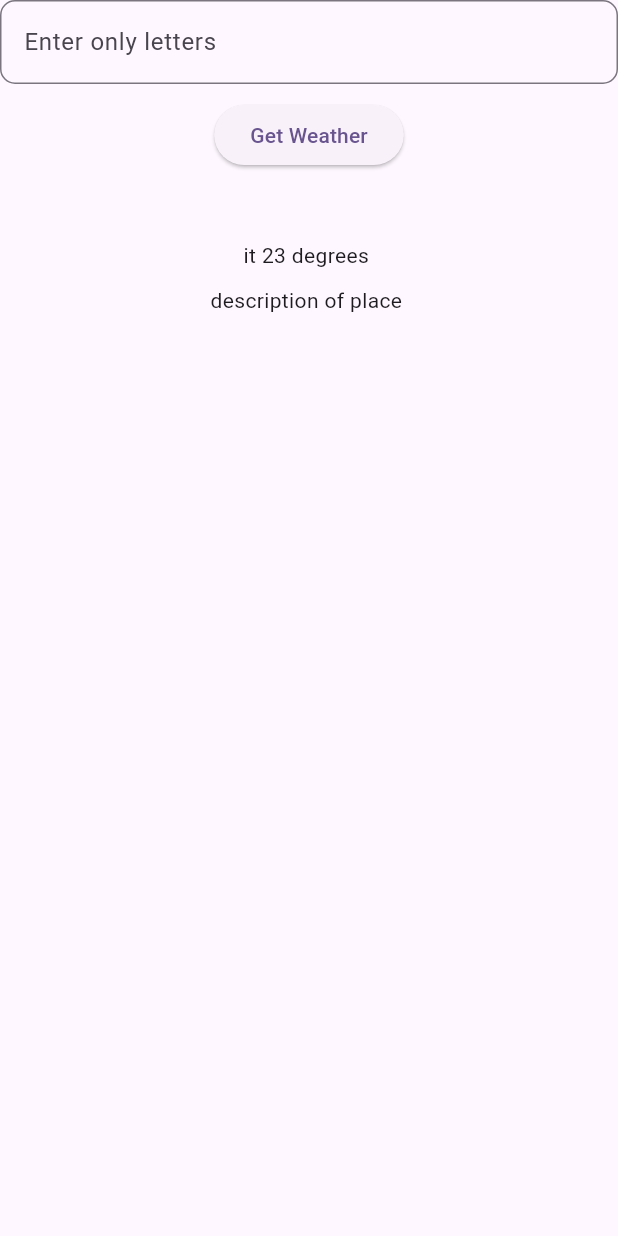
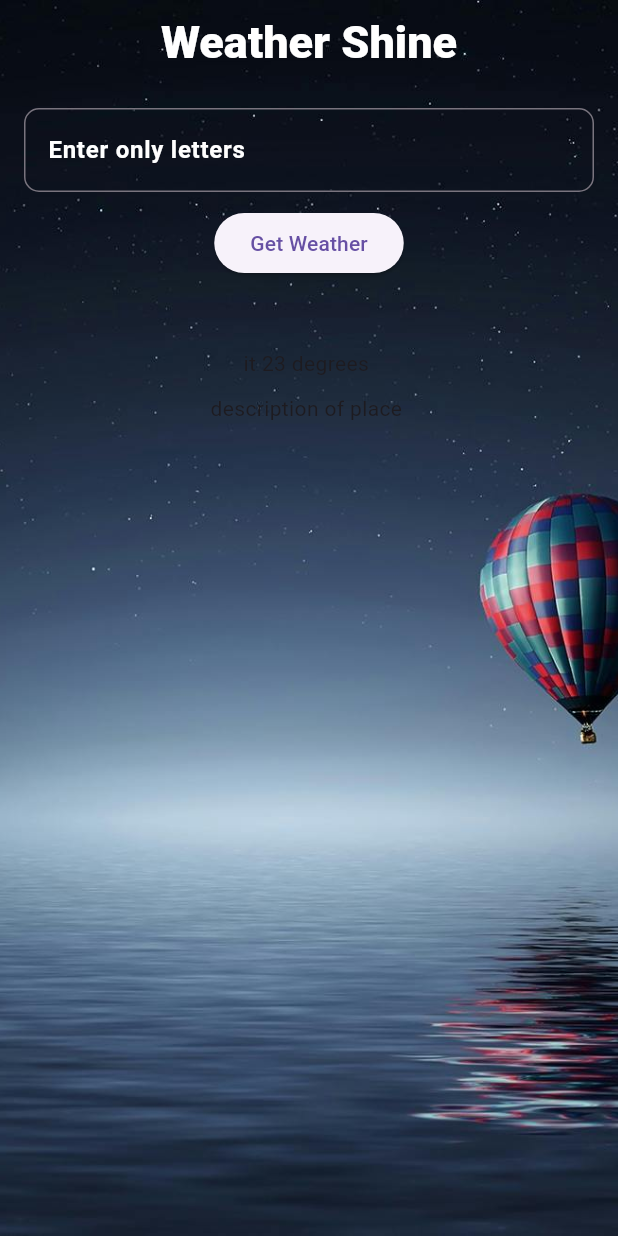
Before and after one commit to chuks4code/weather_shine, a Flutter app: the screen it shows after launch, on a phone screen of 412 x 824 dp. Run offline on Flutter 3.47's test engine with Material 3 defaults, Android fonts, the phone set to English and light mode, and no system bars; our stand-ins replace flutter_dotenv.

```diff
--- a/lib/main.dart
+++ b/lib/main.dart
@@ -20,9 +20,19 @@ class MyApp extends StatelessWidget {
   @override
   Widget build(BuildContext context) {
     return MaterialApp(
-      title: 'Weather Shine',
+      debugShowCheckedModeBanner: false, // removes globally
+      title: 'Weather Shine App',
       theme: ThemeData(
-        colorScheme: ColorScheme.fromSeed(seedColor: Colors.deepPurple),
+        appBarTheme: AppBarTheme(
+          //backgroundColor: Colors.deepPurple, // ensures it is visible
+          //foregroundColor: Colors.white, // text & icons color
+          titleTextStyle: TextStyle(
+            fontWeight: FontWeight.w900,
+            color: Colors.white,
+            fontSize: 30.0,
+          ),
+        ),
+        // colorScheme: ColorScheme.fromSeed(seedColor: Colors.deepPurple),
       ),
       home: HomeScreen(),
     );
--- a/lib/screen/home_screen.dart
+++ b/lib/screen/home_screen.dart
@@ -1,4 +1,5 @@
 import 'package:flutter/material.dart';
+import 'package:flutter/services.dart';
 import 'package:weather_shine/services/weather_service.dart';
 
 class HomeScreen extends StatefulWidget {
@@ -16,18 +17,58 @@ class _HomeScreenState extends State<HomeScreen> {
   @override
   Widget build(BuildContext context) {
     return Scaffold(
-      body: SingleChildScrollView(
+      appBar: AppBar(
+        title: const Text('Weather Shine'),
+        backgroundColor: Colors.transparent, // Makes the AppBar transparent
+        elevation: 0, // Removes shadow
+        centerTitle: true,
+      ),
+      extendBodyBehindAppBar:
+          true, // Body background image goes behind the AppBar
+      body: Stack(
+        children: [
+          Container(
+            width: double.infinity,
+            height: double.infinity,
+            decoration: const BoxDecoration(
+              image: DecorationImage(
+                image: AssetImage('assets/images/backgroundIma.jpg'),
+                fit: BoxFit.cover, // fills the screen
+              ),
+            ),
+          ),
+          SafeArea(
+            child: Padding(
+              padding: const EdgeInsets.all(16.0),
+              child: SingleChildScrollView(
                 child: Column(
                   children: [
                     TextFormField(
                       controller: enteredPlace,
+                      style: TextStyle(
+                        color: Colors.white, // Text color when typing
+                        fontSize: 16,
+                      ),
                       decoration: InputDecoration(
                         labelText: 'Enter only letters',
                         hintText: 'e.g., London',
+                        labelStyle: TextStyle(
+                          color: Colors.white, // Change label color
+                          fontWeight: FontWeight.bold, // Optional: make it bold
+                        ),
+                        hintStyle: TextStyle(
+                          color: Colors.grey[300], // Change hint color
+                          fontStyle: FontStyle.italic, // Optional
+                        ),
                         border: OutlineInputBorder(
                           borderRadius: BorderRadius.circular(10.0),
                         ),
                       ),
+                      inputFormatters: [
+                        FilteringTextInputFormatter.allow(
+                          RegExp(r'[a-zA-Z\s]'),
+                        ),
+                      ],
                       validator: (value) {
                         if (value == null || value.isEmpty) {
                           return "Pls enter a place";
@@ -54,11 +95,11 @@ class _HomeScreenState extends State<HomeScreen> {
                               //Exception and error handling
                               try {
                                 // fetchCurrentWeather has the url and api and all from weather_service
-                        final data = await _weatherService.fetchCurrentWeather(
-                          entredPlace2,
-                        );
+                                final data = await _weatherService
+                                    .fetchCurrentWeather(entredPlace2);
                                 final temp = data['main']?['temp'];
-                        final desc = data['weather']?[0]?['description'];
+                                final desc =
+                                    data['weather']?[0]?['description'];
                                 setState(() {
                                   // the ?? is for a default value in the case temp malfunction or something wrong
                                   _weatherInfo =
@@ -66,7 +107,8 @@ class _HomeScreenState extends State<HomeScreen> {
                                 });
                               } catch (e) {
                                 setState(() {
-                          _weatherInfo = 'Error: ${e.toString()}';
+                                  _weatherInfo =
+                                      'City not found or error: ${e.toString()}';
                                 });
                               } finally {
                                 setState(() {
@@ -94,6 +136,10 @@ class _HomeScreenState extends State<HomeScreen> {
                   ],
                 ),
               ),
+            ),
+          ),
+        ],
+      ),
     );
   }
 }
--- a/pubspec.yaml
+++ b/pubspec.yaml
@@ -63,6 +63,7 @@ flutter:
   assets:
     - assets/.env.dev
     - assets/.env.prod
+    - assets/images/
   #   - images/a_dot_ham.jpeg
 
   # An image asset can refer to one or more resolution-specific "variants", see
```
Also changed, not shown: assets/images/background.jpg (added), assets/images/backgroundIma.jpg (added), assets/images/picturImage.jpg (added). Lines whose indentation alone changed are shown as unchanged.
